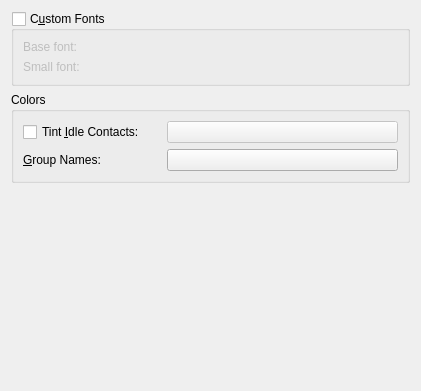
First picture: the form in kopete/config/appearance/appearanceconfig_colors.ui, repository KDE/kopete, before the edit.
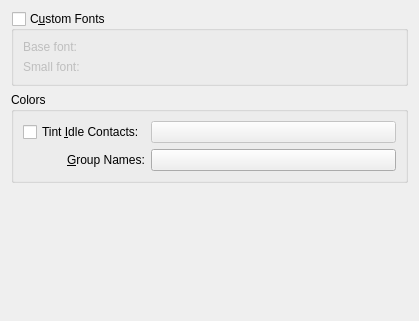
Second picture: the form after the edit. Custom widgets are drawn as their Qt base class.

Patch:
```diff
--- a/kopete/config/appearance/appearanceconfig_colors.ui
+++ b/kopete/config/appearance/appearanceconfig_colors.ui
@@ -5,11 +5,11 @@
    <rect>
     <x>0</x>
     <y>0</y>
-    <width>421</width>
-    <height>391</height>
+    <width>405</width>
+    <height>321</height>
    </rect>
   </property>
-  <layout class="QVBoxLayout" >
+  <layout class="QVBoxLayout" name="verticalLayout" >
    <item>
     <widget class="QGroupBox" name="kcfg_contactListUseCustomFont" >
      <property name="title" >
@@ -21,12 +21,12 @@
      <property name="checked" >
       <bool>false</bool>
      </property>
-     <layout class="QGridLayout" >
+     <layout class="QGridLayout" name="gridLayout_2" >
       <item row="0" column="0" >
        <widget class="QLabel" name="mNormalFontLabel" >
         <property name="sizePolicy" >
-         <sizepolicy vsizetype="Preferred" hsizetype="Preferred" >
-          <horstretch>3</horstretch>
+         <sizepolicy vsizetype="Preferred" hsizetype="Maximum" >
+          <horstretch>0</horstretch>
           <verstretch>0</verstretch>
          </sizepolicy>
         </property>
@@ -47,6 +47,12 @@
       </item>
       <item row="1" column="0" >
        <widget class="QLabel" name="mSmallFontLabel" >
+        <property name="sizePolicy" >
+         <sizepolicy vsizetype="Preferred" hsizetype="Maximum" >
+          <horstretch>0</horstretch>
+          <verstretch>0</verstretch>
+         </sizepolicy>
+        </property>
         <property name="text" >
          <string>Small font:</string>
         </property>
@@ -70,14 +76,12 @@
      <property name="title" >
       <string>Colors</string>
      </property>
-     <layout class="QHBoxLayout" >
-      <item>
-       <layout class="QGridLayout" >
-        <item row="0" column="0" >
+     <layout class="QGridLayout" name="gridLayout" >
+      <item row="0" column="0" colspan="2" >
          <widget class="QCheckBox" name="kcfg_greyIdleMetaContacts" >
           <property name="sizePolicy" >
            <sizepolicy vsizetype="Fixed" hsizetype="Expanding" >
-            <horstretch>3</horstretch>
+          <horstretch>0</horstretch>
             <verstretch>0</verstretch>
            </sizepolicy>
           </property>
@@ -86,13 +90,13 @@
           </property>
          </widget>
         </item>
-        <item row="0" column="1" >
+      <item row="0" column="2" >
          <widget class="KColorButton" name="kcfg_idleContactColor" >
           <property name="enabled" >
            <bool>false</bool>
           </property>
           <property name="sizePolicy" >
-           <sizepolicy vsizetype="Preferred" hsizetype="MinimumExpanding" >
+         <sizepolicy vsizetype="Preferred" hsizetype="Expanding" >
             <horstretch>5</horstretch>
             <verstretch>0</verstretch>
            </sizepolicy>
@@ -103,10 +107,23 @@
          </widget>
         </item>
         <item row="1" column="0" >
+       <spacer name="horizontalSpacer" >
+        <property name="orientation" >
+         <enum>Qt::Horizontal</enum>
+        </property>
+        <property name="sizeHint" stdset="0" >
+         <size>
+          <width>38</width>
+          <height>20</height>
+         </size>
+        </property>
+       </spacer>
+      </item>
+      <item row="1" column="1" >
          <widget class="QLabel" name="textLabel1_4" >
           <property name="sizePolicy" >
            <sizepolicy vsizetype="Preferred" hsizetype="Expanding" >
-            <horstretch>3</horstretch>
+          <horstretch>0</horstretch>
             <verstretch>0</verstretch>
            </sizepolicy>
           </property>
@@ -118,10 +135,10 @@
           </property>
          </widget>
         </item>
-        <item row="1" column="1" >
+      <item row="1" column="2" >
          <widget class="KColorButton" name="kcfg_groupNameColor" >
           <property name="sizePolicy" >
-           <sizepolicy vsizetype="Fixed" hsizetype="MinimumExpanding" >
+         <sizepolicy vsizetype="Fixed" hsizetype="Expanding" >
             <horstretch>5</horstretch>
             <verstretch>0</verstretch>
            </sizepolicy>
@@ -130,8 +147,6 @@
            <string/>
           </property>
          </widget>
-        </item>
-       </layout>
       </item>
      </layout>
     </widget>
```
Left out of the diff: 8 changed lines with no effect on the pictures. Lines whose indentation alone changed are shown as unchanged.
